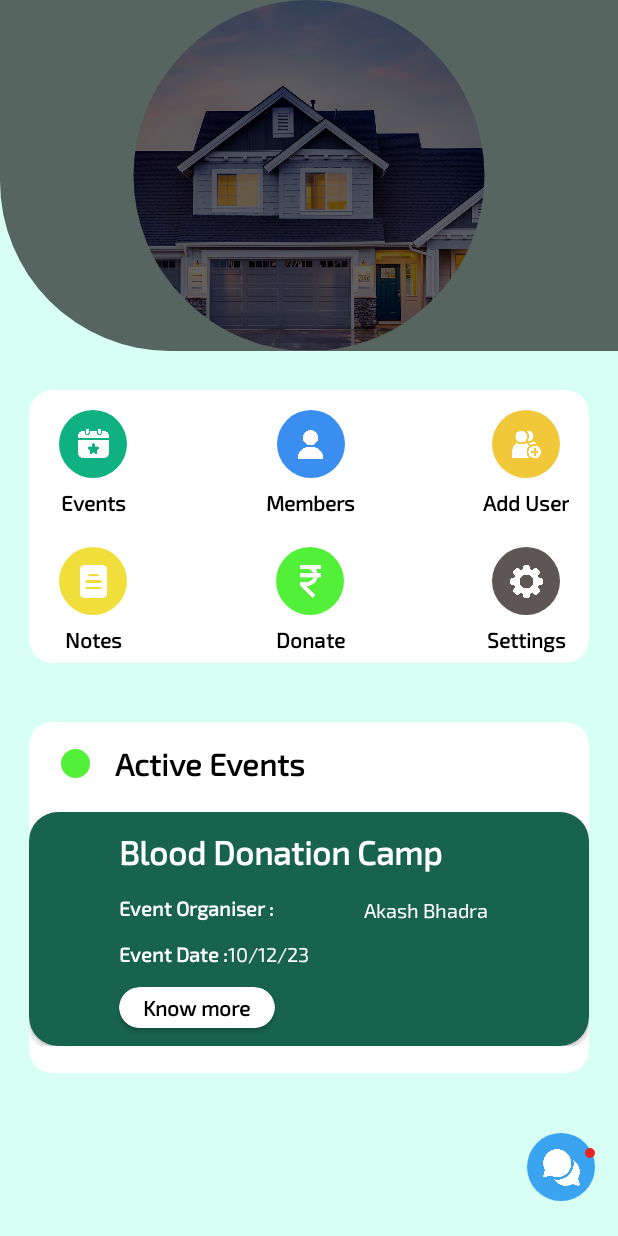
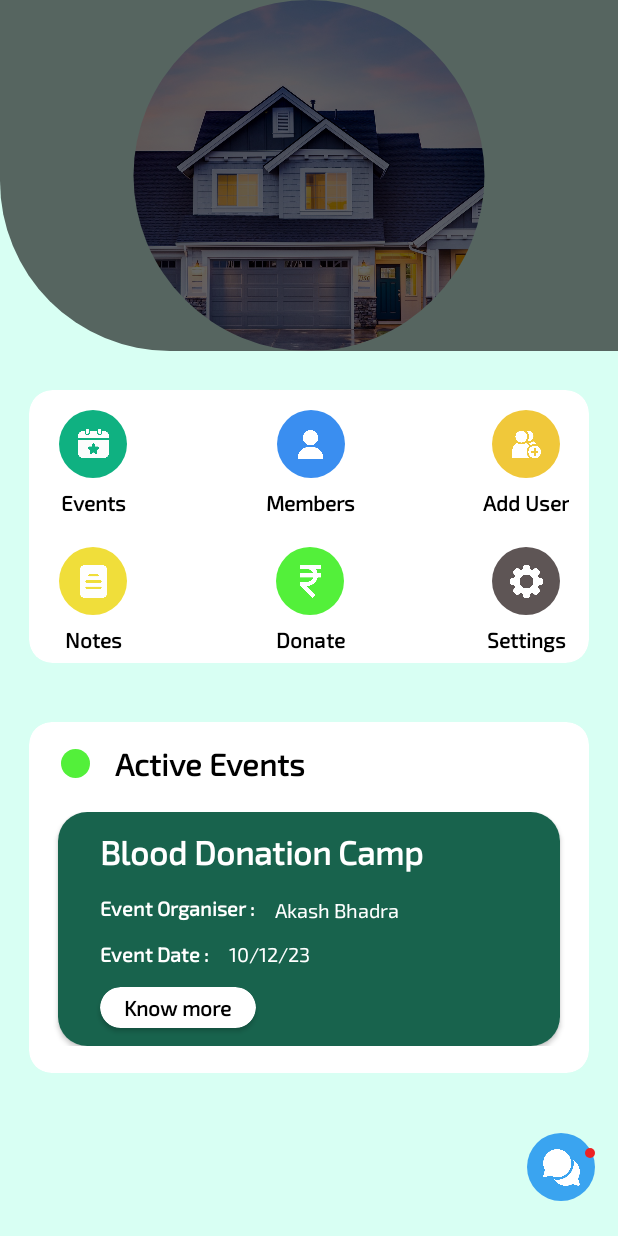
Before and after one commit to vagabon-09/E-club, an Android app: the HomeActivity screen opened directly, with no data from a screen before it, on a phone screen of 412 x 824 dp. Run offline under Robolectric (Android 15) with nearby library versions, the light colour scheme and no system bars; our stand-ins replace sdp/ssp sizes; plain views replace RoundedImageView.

Commit message:
Home page Event card designing is going on

```diff
--- a/app/src/main/java/com/championclub_balirmath/com/HomeActivity.java
+++ b/app/src/main/java/com/championclub_balirmath/com/HomeActivity.java
@@ -24,10 +24,10 @@ public class HomeActivity extends AppCompatActivity {
         eventCardView.setLayoutManager(new LinearLayoutManager(this, LinearLayoutManager.HORIZONTAL, false));
         modelArrayList = new ArrayList<>();
         modelArrayList.add(new EventCardModel("Blood Donation Camp", "Akash Bhadra", "10/12/23"));
-        modelArrayList.add(new EventCardModel("Blood Donation Camp", "Akash Bhadra", "10/12/23"));
-        modelArrayList.add(new EventCardModel("Blood Donation Camp", "Akash Bhadra", "10/12/23"));
-        modelArrayList.add(new EventCardModel("Blood Donation Camp", "Akash Bhadra", "10/12/23"));
-        modelArrayList.add(new EventCardModel("Blood Donation Camp", "Akash Bhadra", "10/12/23"));
+        modelArrayList.add(new EventCardModel("Swrasati Puja", "Akash Bhadra", "10/12/23"));
+        modelArrayList.add(new EventCardModel("Holi", "Akash Bhadra", "10/12/23"));
+        modelArrayList.add(new EventCardModel("Sitala Puja", "Akash Bhadra", "10/12/23"));
+        modelArrayList.add(new EventCardModel("Kali Puja", "Pabitra Biswas", "10/12/23"));
         adapter = new EventCardAdapter(modelArrayList);
         eventCardView.setAdapter(adapter);
     }
--- a/app/src/main/res/layout/single_event_card.xml
+++ b/app/src/main/res/layout/single_event_card.xml
@@ -4,10 +4,13 @@
     xmlns:tools="http://schemas.android.com/tools"
     android:layout_width="match_parent"
     android:layout_height="match_parent"
+    android:layout_marginStart="@dimen/_15sdp"
+    android:layout_marginEnd="@dimen/_15sdp"
     app:cardCornerRadius="@dimen/_15sdp"
     app:cardPreventCornerOverlap="false">
 
     <androidx.constraintlayout.widget.ConstraintLayout
+
         android:layout_width="match_parent"
         android:layout_height="match_parent"
         android:background="@color/deep_green">
@@ -51,6 +54,7 @@
             android:id="@+id/eventDateId"
             android:layout_width="wrap_content"
             android:layout_height="wrap_content"
+            android:layout_marginStart="@dimen/_10sdp"
             android:fontFamily="@font/exo2"
             android:text="@string/event_date"
             android:textColor="@color/white"
@@ -70,7 +74,8 @@
             android:textStyle="bold"
             app:layout_constraintBottom_toTopOf="@+id/textView8"
             app:layout_constraintEnd_toStartOf="@+id/eventOrganiserNameId"
-            app:layout_constraintHorizontal_bias="0.5"
+            app:layout_constraintHorizontal_bias="0.22"
+            app:layout_constraintHorizontal_chainStyle="packed"
             app:layout_constraintStart_toStartOf="parent"
             app:layout_constraintTop_toBottomOf="@+id/eventTitleId" />
 
@@ -78,6 +83,7 @@
             android:id="@+id/eventOrganiserNameId"
             android:layout_width="90dp"
             android:layout_height="16dp"
+            android:layout_marginStart="@dimen/_10sdp"
             android:fontFamily="@font/exo2"
             android:text="@string/organiser_name"
             android:textColor="@color/white"
```
